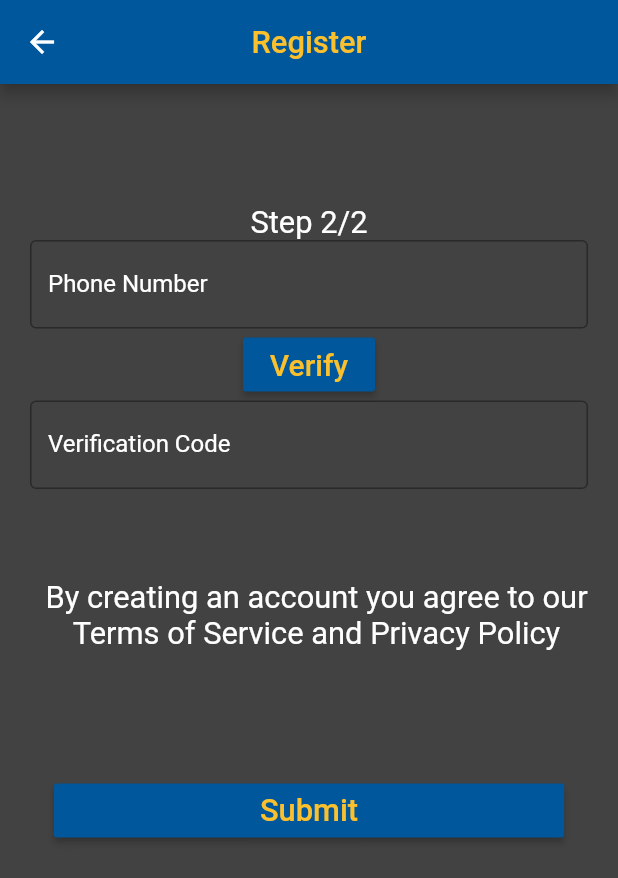
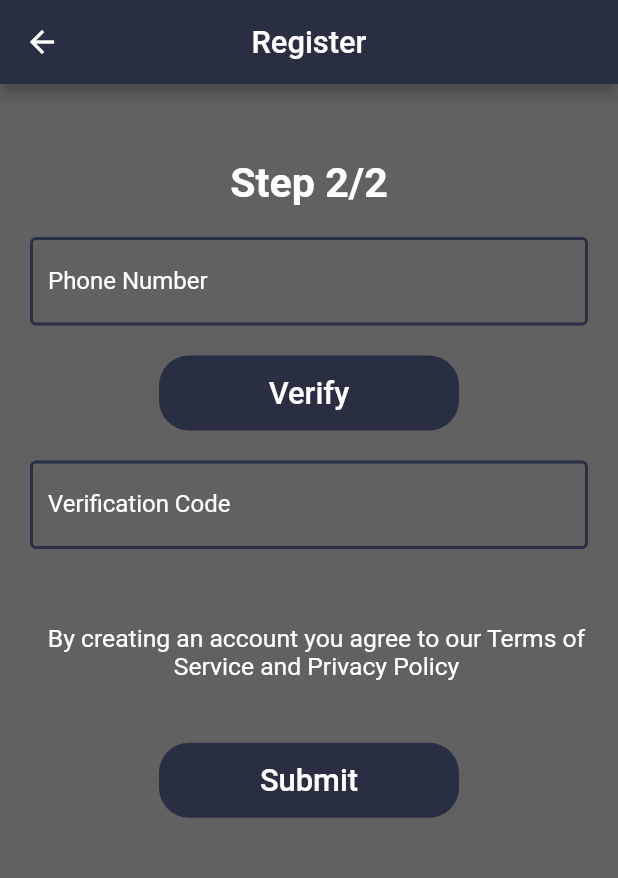
Before and after one commit to FixMe-Application/FixMe, a Flutter app: the RegisterDriver screen opened directly with empty values, on a phone screen of 412 x 824 dp. Shown: the top 878 px of the screen. Run offline on Flutter 3.47's test engine with Material 2 defaults, Android fonts, the phone set to English and light mode, and no system bars; our stand-ins replace firebase_auth, firebase_core, flutter_credit_card, flutter_rating_bar, flutter_spinkit, geolocator and 2 more; missing offline and left inert: flutter_dialogflow, flutter_facebook_login, google_map_polyline; accounts and stored records are empty; network calls fail; project files that could hold a hidden picture were left out.

Commit message:
Modified 'Register' page for 'Customer(Driver)'

```diff
--- a/lib/Driver/Register/Register-Driver.dart
+++ b/lib/Driver/Register/Register-Driver.dart
@@ -30,49 +30,100 @@ class _RegisterDriverState extends State<RegisterDriver> {
     SizeConfig().init(context);
     return Scaffold(
         appBar: AppBar(
-          backgroundColor: Colors.lightBlue[900],
+          backgroundColor: Color(0xff2a2e43),
           title: Text(
             "Register",
             style: TextStyle(
-                fontSize: SizeConfig.screenWidth / 20,
-                color: Colors.yellow[700]),
+              fontSize: SizeConfig.screenWidth / 20,
+              color: Colors.white,
+            ),
           ),
           centerTitle: true,
         ),
         body: Container(
             height: SizeConfig.screenHeight,
-            color: Colors.grey[800],
-            padding: const EdgeInsets.only(left: 20, top: 80, right: 20),
+            color: Colors.grey[700],
+            padding: const EdgeInsets.only(left: 20, top: 50, right: 20),
             child: SingleChildScrollView(
                 child: Form(
                     child: Column(children: <Widget>[
               Text(
                 "Step 2/2",
                 style: TextStyle(
-                    fontSize: SizeConfig.screenWidth / 20, color: Colors.white),
+                  fontSize: SizeConfig.screenWidth / 15,
+                  color: Colors.white,
+                  fontWeight: FontWeight.bold,
+                ),
                 textAlign: TextAlign.center,
               ),
+              SizedBox(
+                height: 20.0,
+              ),
               TextFormField(
+                style: TextStyle(
+                  color: Colors.white,
+                ),
                 controller: pNumControler,
                 decoration: InputDecoration(
                   border: const OutlineInputBorder(
-                      borderSide:
-                          const BorderSide(color: Colors.grey, width: 1.0)),
+                    borderSide: const BorderSide(
+                      color: Colors.grey,
+                      width: 2.0,
+                    ),
+                  ),
+                  enabledBorder: OutlineInputBorder(
+                    borderSide: BorderSide(
+                      color: Color(0xff2a2e43),
+                      width: 2.0,
+                    ),
+                  ),
                   labelText: 'Phone Number',
                   hintText: "0XXXXXXX",
                   labelStyle: TextStyle(color: Colors.white),
                   hintStyle: TextStyle(color: Colors.white),
                 ),
               ),
-              RaisedButton(
-                  child: Text("Verify", style: TextStyle(fontSize: 20)),
-                  color: Colors.lightBlue[900],
-                  textColor: Colors.yellow[700],
-                  onPressed: () {}),
+              SizedBox(
+                height: 20.0,
+              ),
+              TextButton(
+                style: TextButton.styleFrom(
+                  primary: Colors.white,
+                  backgroundColor: Color(0xff2a2e43),
+                  onSurface: Colors.grey,
+                  minimumSize: Size(200.0, 50.0),
+                  shape: const RoundedRectangleBorder(
+                    borderRadius: BorderRadius.all(Radius.circular(20.0)),
+                  ),
+                ),
+                child: Text(
+                  "Verify",
+                  style: TextStyle(
+                    fontSize: SizeConfig.screenWidth / 20,
+                  ),
+                ),
+                onPressed: () {},
+              ),
+              SizedBox(
+                height: 20.0,
+              ),
               TextFormField(
+                style: TextStyle(
+                  color: Colors.white,
+                ),
                 decoration: InputDecoration(
                   border: const OutlineInputBorder(
-                      borderSide: const BorderSide(color: Colors.grey)),
+                    borderSide: const BorderSide(
+                      color: Colors.grey,
+                      width: 2.0,
+                    ),
+                  ),
+                  enabledBorder: OutlineInputBorder(
+                    borderSide: BorderSide(
+                      color: Color(0xff2a2e43),
+                      width: 2.0,
+                    ),
+                  ),
                   labelText: 'Verification Code',
                   hintText: "XXXX",
                   labelStyle: TextStyle(color: Colors.white),
@@ -82,27 +133,32 @@ class _RegisterDriverState extends State<RegisterDriver> {
               Container(
                 margin: EdgeInsets.only(
                     left: 10,
-                    top: 60,
-                    bottom: SizeConfig.blockSizeHorizontal * 20),
+                    top: 50,
+                    bottom: SizeConfig.blockSizeHorizontal * 10),
                 child: Text(
                   "By creating an account you agree to our Terms of Service and Privacy Policy",
                   style: TextStyle(
-                      fontSize: SizeConfig.screenWidth / 20,
+                      fontSize: SizeConfig.screenWidth / 25,
                       color: Colors.white),
                   textAlign: TextAlign.center,
                 ),
               ),
               Align(
                 alignment: Alignment.bottomCenter,
-                child: RaisedButton(
-                    padding: EdgeInsets.only(
-                        left: SizeConfig.left / 3, right: SizeConfig.right / 3),
+                child: TextButton(
+                    style: TextButton.styleFrom(
+                      primary: Colors.white,
+                      backgroundColor: Color(0xff2a2e43),
+                      onSurface: Colors.grey,
+                      minimumSize: Size(200.0, 50.0),
+                      shape: const RoundedRectangleBorder(
+                        borderRadius: BorderRadius.all(Radius.circular(20.0)),
+                      ),
+                    ),
                     child: Text(
                       "Submit",
                       style: TextStyle(fontSize: SizeConfig.screenWidth / 20),
                     ),
-                    color: Colors.lightBlue[900],
-                    textColor: Colors.yellow[700],
                     onPressed: () async {
                       try {
                         User user = await _auth.registerWithEmailAndPassword(
```
